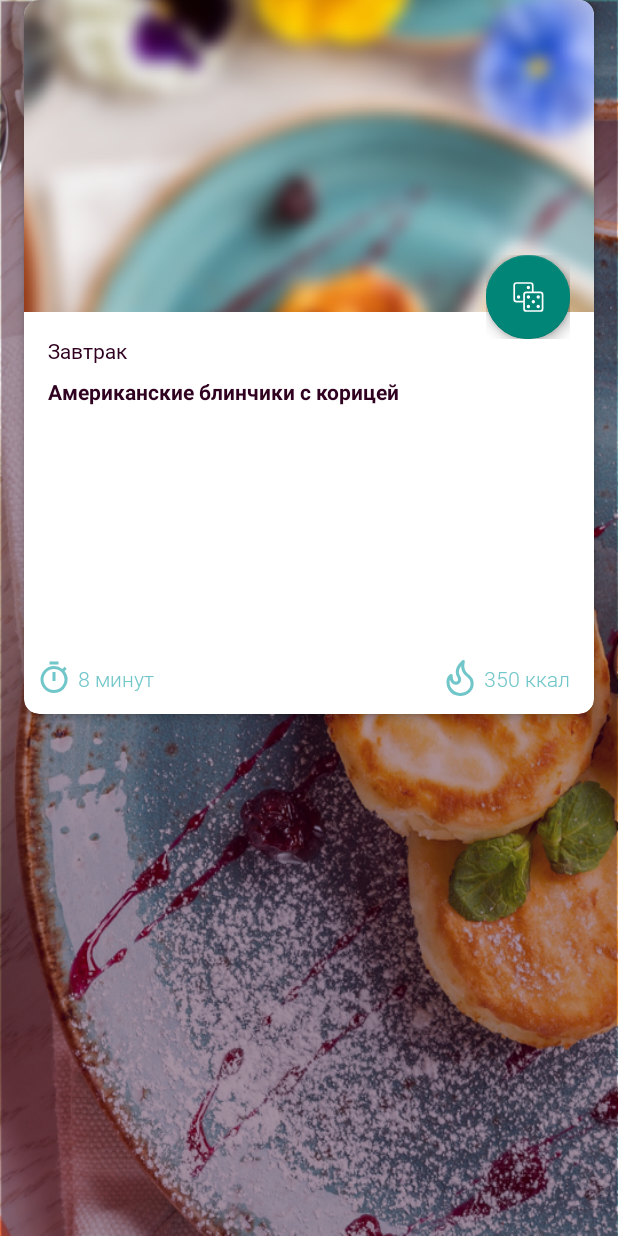
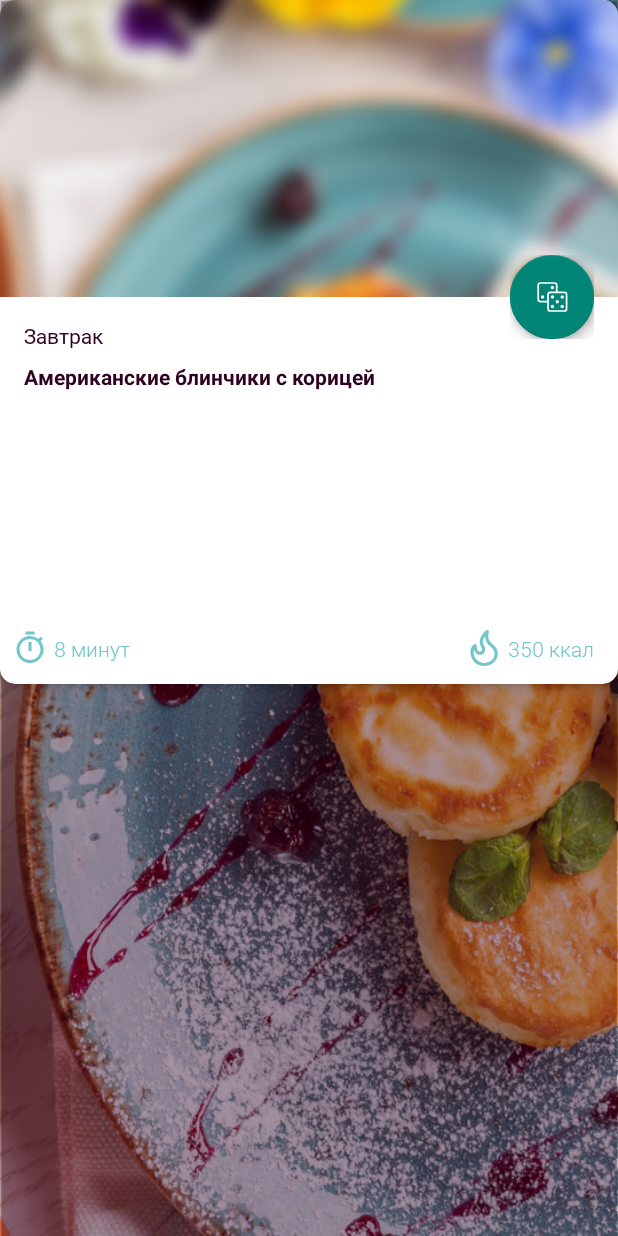
Before and after one commit to deeman30rus/KSD_mc, an Android app: the layout viewholder_meal.xml on its own in the app's theme, with its tools: preview values and no code run, on a phone screen of 412 x 824 dp. Run offline under Robolectric (Android 15) with nearby library versions, the phone set to English and light mode, and no system bars; plain views replace FloatingActionButton, FloatingActionMenu.

Commit message:
мелкие правки

```diff
--- a/app/src/main/java/com/delizarov/ksmartdiet/ui/activities/MainActivity.kt
+++ b/app/src/main/java/com/delizarov/ksmartdiet/ui/activities/MainActivity.kt
@@ -1,6 +1,7 @@
 package com.delizarov.ksmartdiet.ui.activities
 
 import android.os.Bundle
+import android.view.View
 import android.view.WindowManager
 import com.delizarov.ksmartdiet.R
 import com.delizarov.ksmartdiet.di.MainActivityComponent
--- a/app/src/main/res/layout/fragment_diet.xml
+++ b/app/src/main/res/layout/fragment_diet.xml
@@ -12,7 +12,7 @@
         android:layout_width="wrap_content"
         android:layout_height="wrap_content"
         android:layout_marginStart="24dp"
-        android:layout_marginTop="60dp"
+        android:layout_marginTop="50dp"
         app:layout_constraintStart_toStartOf="parent"
         app:layout_constraintTop_toTopOf="parent"
         app:max_days="6"
@@ -24,7 +24,7 @@
         android:layout_width="60dp"
         android:layout_height="60dp"
         android:layout_marginEnd="16dp"
-        android:layout_marginTop="56dp"
+        android:layout_marginTop="46dp"
         app:layout_constraintRight_toRightOf="parent"
         app:layout_constraintTop_toTopOf="parent" />
 
--- a/app/src/main/res/layout/viewholder_meal.xml
+++ b/app/src/main/res/layout/viewholder_meal.xml
@@ -3,11 +3,9 @@
     xmlns:app="http://schemas.android.com/apk/res-auto"
     xmlns:tools="http://schemas.android.com/tools"
     android:layout_width="match_parent"
-    android:layout_height="476dp"
+    android:layout_height="456dp"
     app:cardCornerRadius="10dp"
     app:cardElevation="4dp"
-    android:layout_marginStart="16dp"
-    android:layout_marginEnd="16dp"
     >
 
     <android.support.constraint.ConstraintLayout
@@ -19,7 +17,7 @@
         <ImageView
             android:id="@+id/recipe_picture"
             android:layout_width="0dp"
-            android:layout_height="208dp"
+            android:layout_height="198dp"
             android:scaleType="centerCrop"
             app:layout_constraintEnd_toEndOf="parent"
             app:layout_constraintStart_toStartOf="parent"
```
